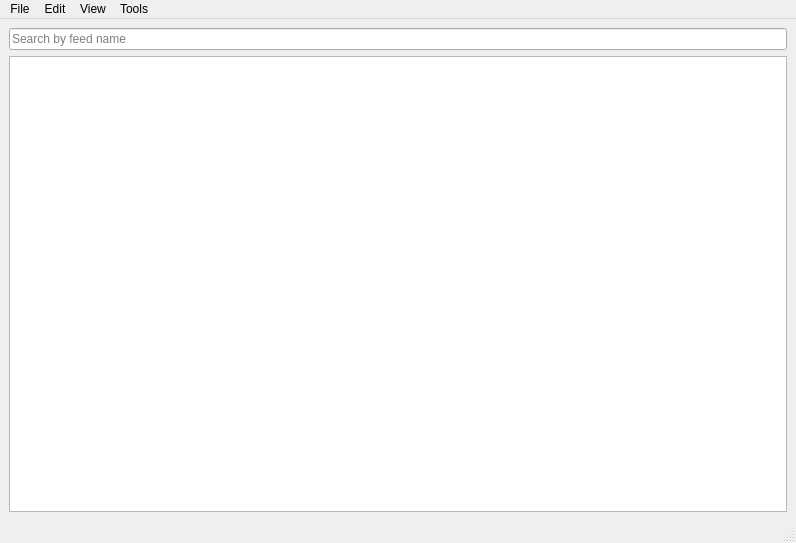
This is harvester.ui in Azcobu/harvester as Qt 5 draws it before an edit. The edited form follows.
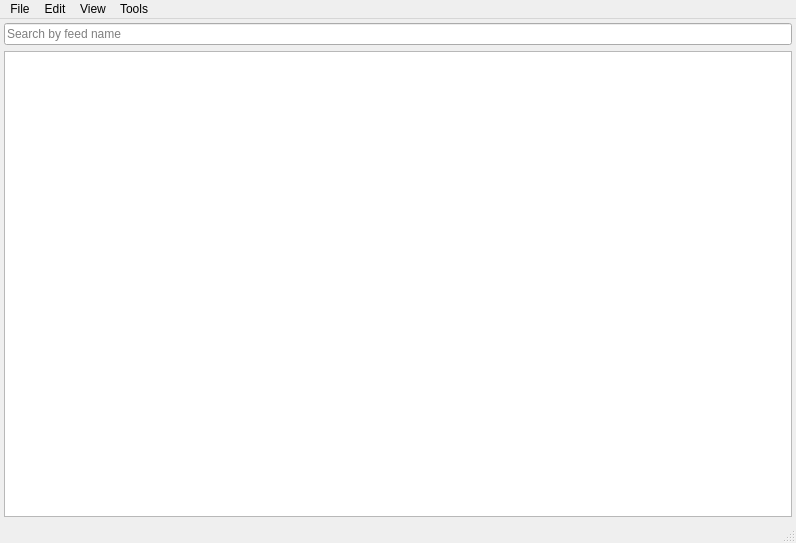
This is the edited form. Icons and pictures are not drawn.

Commit message: Fix scrollbar margins, colours.

What changed in the file:
```diff
--- a/harvester.ui
+++ b/harvester.ui
@@ -19,6 +19,21 @@
   </property>
   <widget class="QWidget" name="centralwidget">
    <layout class="QGridLayout" name="gridLayout">
+    <property name="leftMargin">
+     <number>4</number>
+    </property>
+    <property name="topMargin">
+     <number>4</number>
+    </property>
+    <property name="rightMargin">
+     <number>4</number>
+    </property>
+    <property name="bottomMargin">
+     <number>4</number>
+    </property>
+    <property name="horizontalSpacing">
+     <number>7</number>
+    </property>
     <item row="0" column="0">
      <widget class="QSplitter" name="splitter">
       <property name="orientation">
```
The commit also changes 3 other files.
